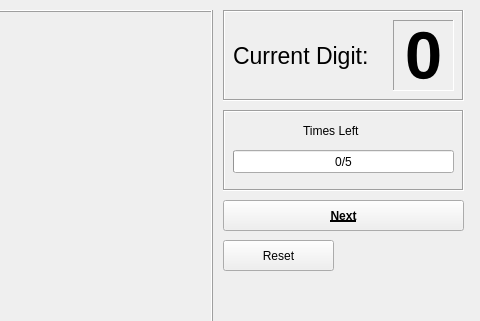
Qt form Design/DrawingWindow.ui (ronnymajani/dynamic-motion-digitset) before a commit; both pictures show x 397 to 877 and y 0 to 321 of the 877 by 664 pixel window.
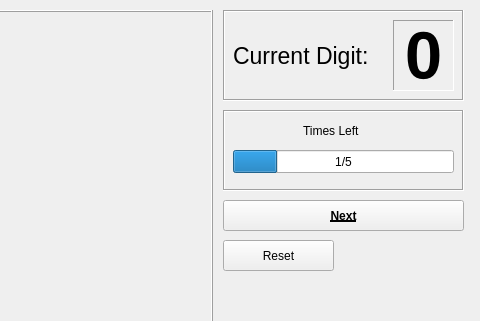
The same form after that commit.

The edit to the form file:
```diff
--- a/Design/DrawingWindow.ui
+++ b/Design/DrawingWindow.ui
@@ -137,10 +137,10 @@
       <number>5</number>
      </property>
      <property name="value">
-      <number>0</number>
+      <number>1</number>
      </property>
      <property name="format">
-      <string>%p/%m</string>
+      <string>%v/%m</string>
      </property>
     </widget>
     <widget class="QLabel" name="count_progress_label">
```
